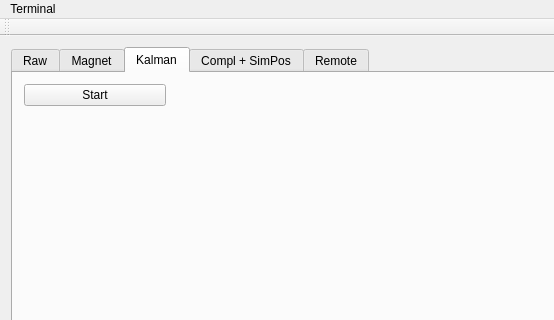
The window that ins_board_pc/mainwindow.ui (quantum-pie/ins-board-pc) describes before a commit, drawn with Qt 5; both pictures show x 0 to 554 and y 0 to 320 of the 1201 by 740 pixel window.
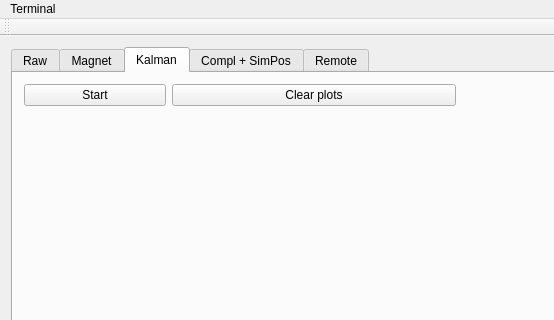
The same window after the commit. The open tabs and pages were chosen to show the change. Custom widgets are drawn as their Qt base class.

Commit message: Added clear plots buttons to all filtering tabs

What changed in the file:
```diff
--- a/ins_board_pc/mainwindow.ui
+++ b/ins_board_pc/mainwindow.ui
@@ -661,6 +661,13 @@
         <item row="1" column="0" rowspan="3" colspan="3">
          <widget class="QCustomPlot" name="plot4" native="true"/>
         </item>
+        <item row="0" column="1" alignment="Qt::AlignTop">
+         <widget class="QPushButton" name="pushButton_6">
+          <property name="text">
+           <string>Clear plots</string>
+          </property>
+         </widget>
+        </item>
        </layout>
       </widget>
       <widget class="QWidget" name="tab_5">
```
Left out of the diff: 179 changed lines with no effect on the pictures. The commit also changes 3 other files.
